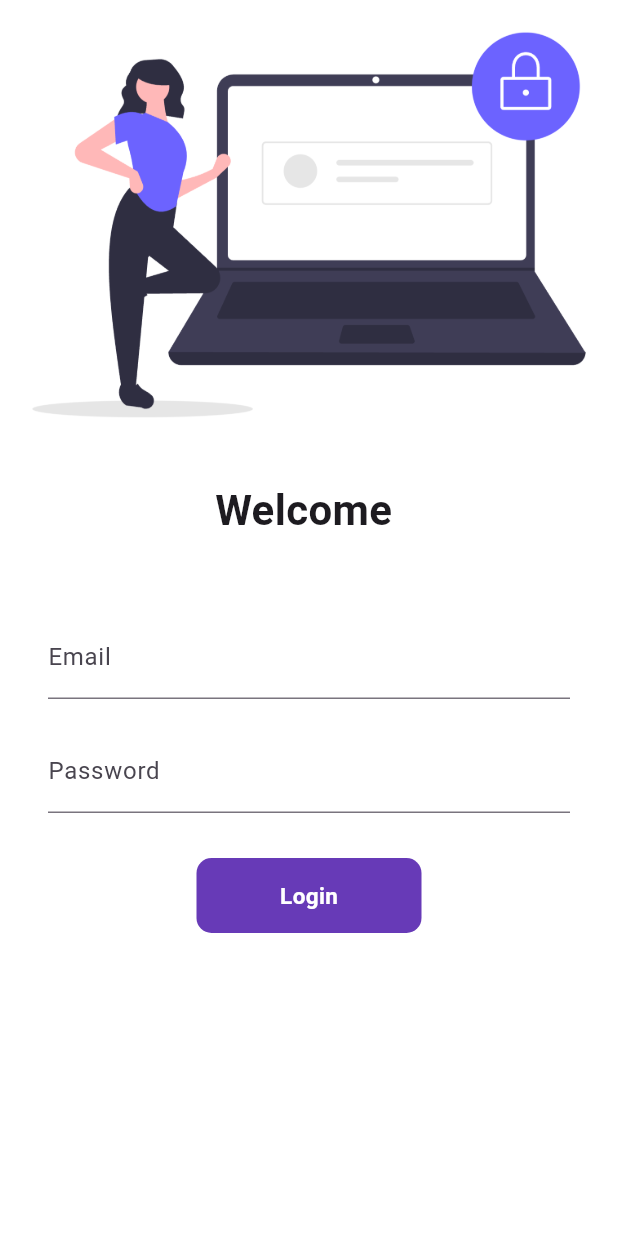
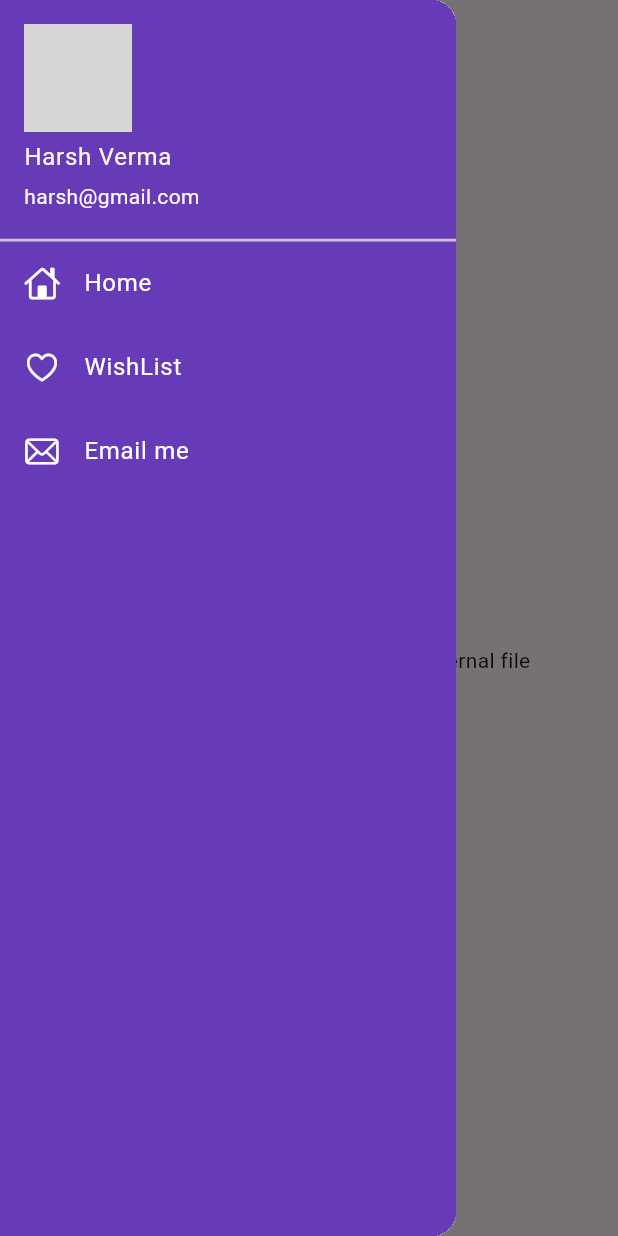
Before and after one commit to harshxframe/flutter_learning_dev, a Flutter app: the screen it shows after launch, with the side drawer open (before the commit the screen has no drawer), on a phone screen of 412 x 824 dp. Run offline on Flutter 3.47's test engine with Material 3 defaults, Android fonts, the phone set to English and light mode, and no system bars; our stand-ins replace google_fonts; network calls fail; grey boxes are pictures that could not be loaded.

Commit message:
Day Eight completed

```diff
--- a/lib/main.dart
+++ b/lib/main.dart
@@ -23,9 +23,10 @@ class MyApp extends StatelessWidget {
         primarySwatch: Colors.deepPurple,
       ),
       darkTheme: ThemeData(primarySwatch: Colors.red),
+      initialRoute: "/",
       routes: {
-        "/": (context) => LoginPage(),
-        MyRoutes.homeRoute: (context) => HomePage()},
+        "/": (context) => HomePage(),
+        MyRoutes.loginRoute: (context) => LoginPage()},
     );
   }
 }
--- a/lib/pages/home_page.dart
+++ b/lib/pages/home_page.dart
@@ -1,4 +1,5 @@
 import 'package:flutter/material.dart';
+import 'package:flutter_learning_dev/widgets/drawer.dart';
 
 class HomePage extends StatelessWidget {
   const HomePage({super.key});
@@ -11,7 +12,7 @@ class HomePage extends StatelessWidget {
       body: Material(
         child: Center(child: Text("Hello $days Harsh Sir! From External file")),
       ),
-      drawer: Drawer(),
+      drawer: MyDrawer(),
     );
   }
 }
--- /dev/null
+++ b/lib/widgets/drawer.dart
@@ -0,0 +1,71 @@
+import 'package:flutter/cupertino.dart';
+import 'package:flutter/material.dart';
+
+
+class MyDrawer extends StatefulWidget{
+const MyDrawer({super.key});
+  @override
+  State<MyDrawer> createState() => _MyDrawerState();
+}
+
+class _MyDrawerState extends State<MyDrawer> {
+
+  final imagUrl = "https://media.licdn.com/dms/image/v2/D5603AQHw79uYzk8DYg/profile-displayphoto-shrink_200_200/B56ZcyJRnGHgAY-/0/1748892982917?e=2147483647&v=beta&t=Icjh43MjV12jvbXGAfuQmZLXBFghq1ORJYyUOdfIcaI";
+  String title = "Home";
+  bool dyn = false;
+
+  @override
+  Widget build(BuildContext context) {
+    return Drawer(
+      child: Container(
+        color: Colors.deepPurple,
+        child: ListView(
+          children: [
+            DrawerHeader(
+                padding: EdgeInsets.zero,
+                margin: EdgeInsets.zero,
+                child: UserAccountsDrawerHeader(
+                  decoration: BoxDecoration(
+                      color: Colors.deepPurple
+                  ),
+                margin: EdgeInsets.zero,
+                accountName: Text("Harsh Verma"),
+                accountEmail: Text("harsh@gmail.com"),
+                  currentAccountPicture: CircleAvatar(
+                    backgroundImage: NetworkImage(imagUrl),
+                  ),
+
+            ),
+            ),
+            ListTile(
+                leading: Icon(
+                  CupertinoIcons.home,color: Colors.white,
+                ),
+              title: Text(
+                "Home",style: TextStyle(color: Colors.white
+              ),
+              )
+            ),
+            ListTile(
+                leading: Icon(
+                  CupertinoIcons.heart,color: Colors.white,
+                ),
+                title: Text(
+                  "WishList",style: TextStyle(color: Colors.white
+                ),
+                )
+            ),
+            ListTile(
+                leading: Icon(
+                  CupertinoIcons.mail,color: Colors.white,
+                ),
+                title: Text(
+                  "Email me",style: TextStyle(color: Colors.white
+                ),
+                )
+            )
+              ],
+        ),
+      ),
+    );
+  }}
```
Also changed, not shown: 1 other file.
